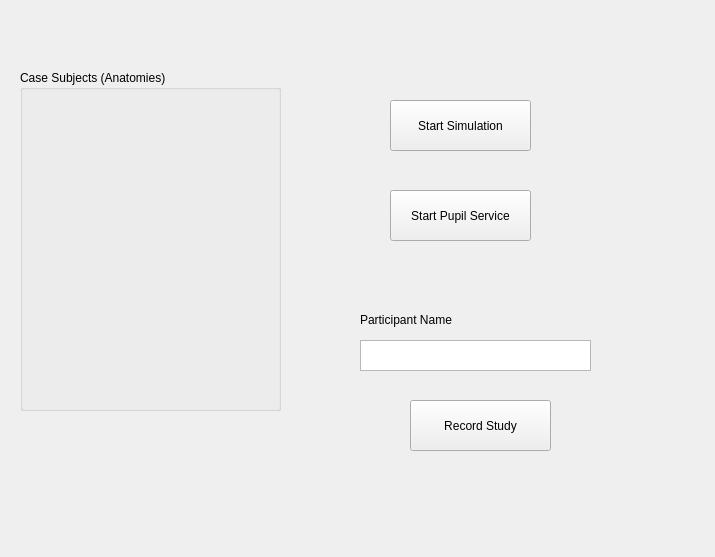
Above: scripts/study_gui/layout.ui from LCSR-SICKKIDS/volumetric_drilling before the change. Below: the same form after it.
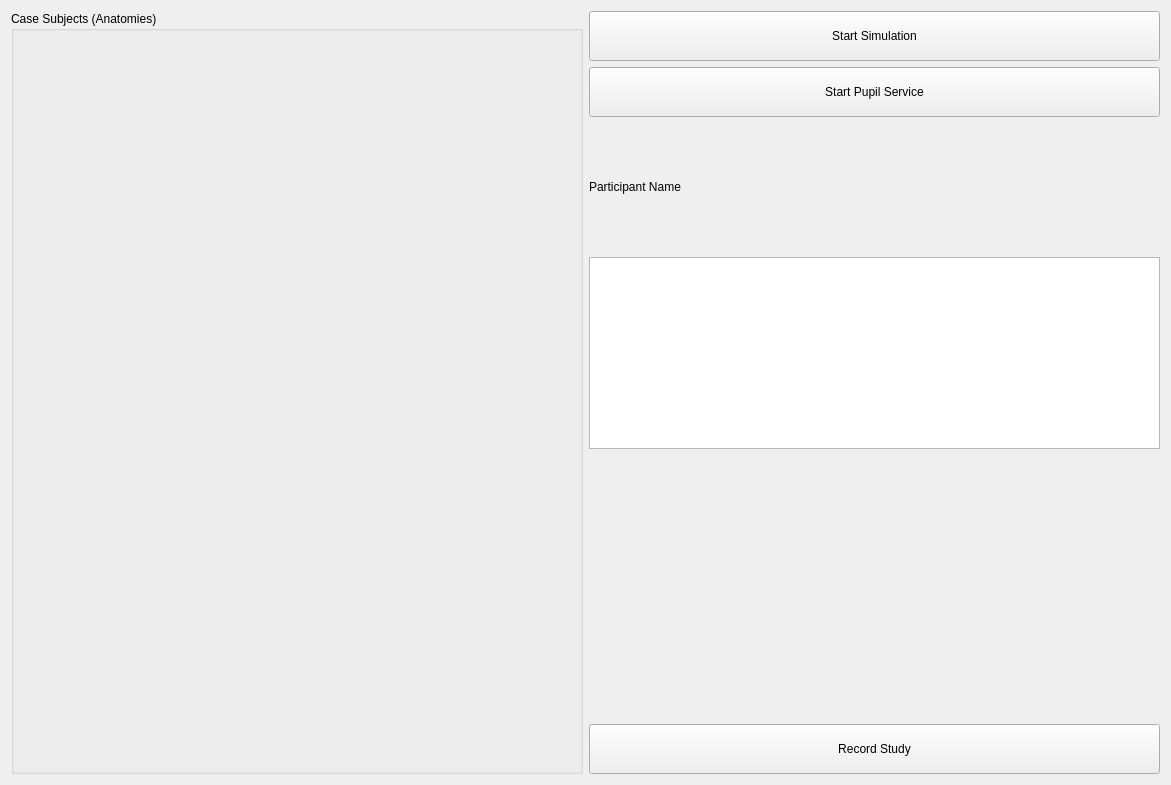
That is the form after the change.

Patch:
```diff
--- a/scripts/study_gui/layout.ui
+++ b/scripts/study_gui/layout.ui
@@ -6,22 +6,72 @@
    <rect>
     <x>0</x>
     <y>0</y>
-    <width>715</width>
-    <height>557</height>
+    <width>1171</width>
+    <height>785</height>
    </rect>
   </property>
   <property name="windowTitle">
    <string>Form</string>
   </property>
+  <layout class="QGridLayout" name="gridLayout_2">
+   <item row="2" column="1">
+    <widget class="QLabel" name="label">
+     <property name="text">
+      <string>Participant Name</string>
+     </property>
+    </widget>
+   </item>
+   <item row="1" column="1">
+    <widget class="QPushButton" name="button_pupil_service">
+     <property name="minimumSize">
+      <size>
+       <width>0</width>
+       <height>50</height>
+      </size>
+     </property>
+     <property name="text">
+      <string>Start Pupil Service</string>
+     </property>
+    </widget>
+   </item>
+   <item row="6" column="1">
+    <widget class="QPushButton" name="button_record_study">
+     <property name="minimumSize">
+      <size>
+       <width>0</width>
+       <height>50</height>
+      </size>
+     </property>
+     <property name="text">
+      <string>Record Study</string>
+     </property>
+    </widget>
+   </item>
+   <item row="0" column="1">
+    <widget class="QPushButton" name="button_start_simulation">
+     <property name="minimumSize">
+      <size>
+       <width>0</width>
+       <height>50</height>
+      </size>
+     </property>
+     <property name="text">
+      <string>Start Simulation</string>
+     </property>
+    </widget>
+   </item>
+   <item row="3" column="1">
+    <widget class="QTextEdit" name="textEdit_participant_name">
+     <property name="sizePolicy">
+      <sizepolicy hsizetype="Preferred" vsizetype="Preferred">
+       <horstretch>0</horstretch>
+       <verstretch>0</verstretch>
+      </sizepolicy>
+     </property>
+    </widget>
+   </item>
+   <item row="0" column="0" rowspan="7">
   <widget class="QGroupBox" name="groupBox">
-   <property name="geometry">
-    <rect>
-     <x>20</x>
-     <y>70</y>
-     <width>261</width>
-     <height>341</height>
-    </rect>
-   </property>
    <property name="sizePolicy">
     <sizepolicy hsizetype="Preferred" vsizetype="Preferred">
      <horstretch>0</horstretch>
@@ -43,80 +93,14 @@
    <property name="checkable">
     <bool>false</bool>
    </property>
-   <widget class="QWidget" name="gridLayoutWidget">
-    <property name="geometry">
-     <rect>
-      <x>10</x>
-      <y>30</y>
-      <width>241</width>
-      <height>301</height>
-     </rect>
-    </property>
+     <layout class="QVBoxLayout" name="verticalLayout">
+      <item>
     <layout class="QGridLayout" name="gridLayout"/>
-   </widget>
-  </widget>
-  <widget class="QPushButton" name="button_start_simulation">
-   <property name="geometry">
-    <rect>
-     <x>390</x>
-     <y>100</y>
-     <width>141</width>
-     <height>51</height>
-    </rect>
-   </property>
-   <property name="text">
-    <string>Start Simulation</string>
-   </property>
-  </widget>
-  <widget class="QPushButton" name="button_record_study">
-   <property name="geometry">
-    <rect>
-     <x>410</x>
-     <y>400</y>
-     <width>141</width>
-     <height>51</height>
-    </rect>
-   </property>
-   <property name="text">
-    <string>Record Study</string>
-   </property>
-  </widget>
-  <widget class="QTextEdit" name="textEdit_participant_name">
-   <property name="geometry">
-    <rect>
-     <x>360</x>
-     <y>340</y>
-     <width>231</width>
-     <height>31</height>
-    </rect>
-   </property>
-  </widget>
-  <widget class="QLabel" name="label">
-   <property name="geometry">
-    <rect>
-     <x>360</x>
-     <y>310</y>
-     <width>131</width>
-     <height>20</height>
-    </rect>
-   </property>
-   <property name="text">
-    <string>Participant Name</string>
-   </property>
-  </widget>
-  <widget class="QPushButton" name="button_pupil_service">
-   <property name="geometry">
-    <rect>
-     <x>390</x>
-     <y>190</y>
-     <width>141</width>
-     <height>51</height>
-    </rect>
-   </property>
-   <property name="text">
-    <string>Start Pupil Service</string>
-   </property>
-  </widget>
+      </item>
+     </layout>
+    </widget>
+   </item>
+  </layout>
  </widget>
  <resources/>
  <connections/>
```
Lines whose indentation alone changed are shown as unchanged.
